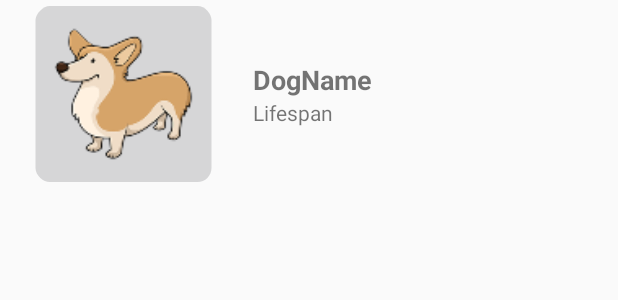
After one commit to Miguel36/DogsProjectMVVM, an Android app: the layout item_dog.xml on its own in the app's theme, with its tools: preview values and no code run, on a phone screen of 412 x 824 dp. The commit adds this screen. Shown: the top 300 px of the screen. Run offline under Robolectric (Android 15) with nearby library versions, the phone set to English and light mode, and no system bars.

Commit message:
Creacion de layout para los items del recycler

```diff
--- /dev/null
+++ b/app/src/main/res/layout/item_dog.xml
@@ -0,0 +1,39 @@
+<?xml version="1.0" encoding="utf-8"?>
+<LinearLayout xmlns:android="http://schemas.android.com/apk/res/android"
+    android:layout_width="match_parent"
+    android:layout_height="125dp"
+    android:orientation="horizontal">
+
+    <ImageView
+        android:id="@+id/imageView"
+        android:layout_width="0dp"
+        android:layout_height="match_parent"
+        android:layout_weight="2"
+        android:src="@mipmap/ic_dog_icon"
+        android:padding="4dp" />
+
+    <LinearLayout
+        android:layout_width="0dp"
+        android:layout_height="match_parent"
+        android:layout_weight="3"
+        android:padding="4dp"
+        android:gravity="center_vertical"
+        android:orientation="vertical" >
+
+        <TextView
+            android:id="@+id/name"
+            android:layout_width="wrap_content"
+            android:layout_height="wrap_content"
+            style="@style/Title"
+            android:text="DogName" />
+
+        <TextView
+            android:id="@+id/lifespan"
+            android:layout_width="wrap_content"
+            android:layout_height="wrap_content"
+            style="@style/Text"
+            android:text="Lifespan"/>
+
+    </LinearLayout>
+
+</LinearLayout>
--- a/app/src/main/res/values/styles.xml
+++ b/app/src/main/res/values/styles.xml
@@ -7,4 +7,13 @@
         <item name="colorAccent">@color/colorAccent</item>
     </style>
 
+    <style name="Title">
+        <item name="android:textSize">18sp</item>
+        <item name="android:textStyle">bold</item>
+    </style>
+
+    <style name="Text">
+        <item name="android:textSize">14sp</item>
+    </style>
+
 </resources>
```
